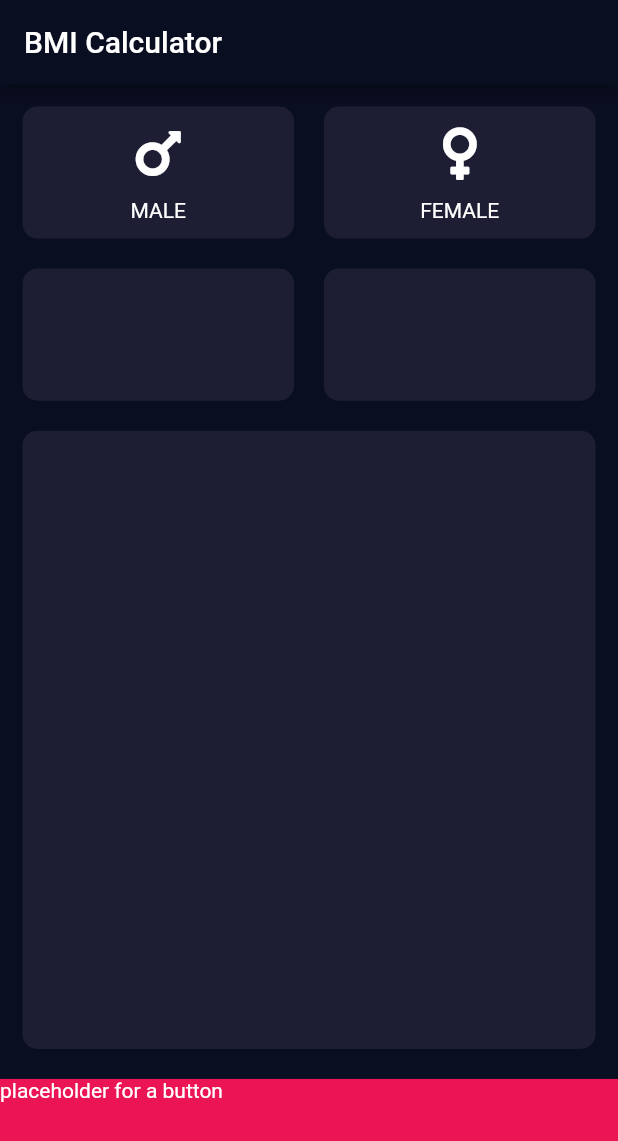
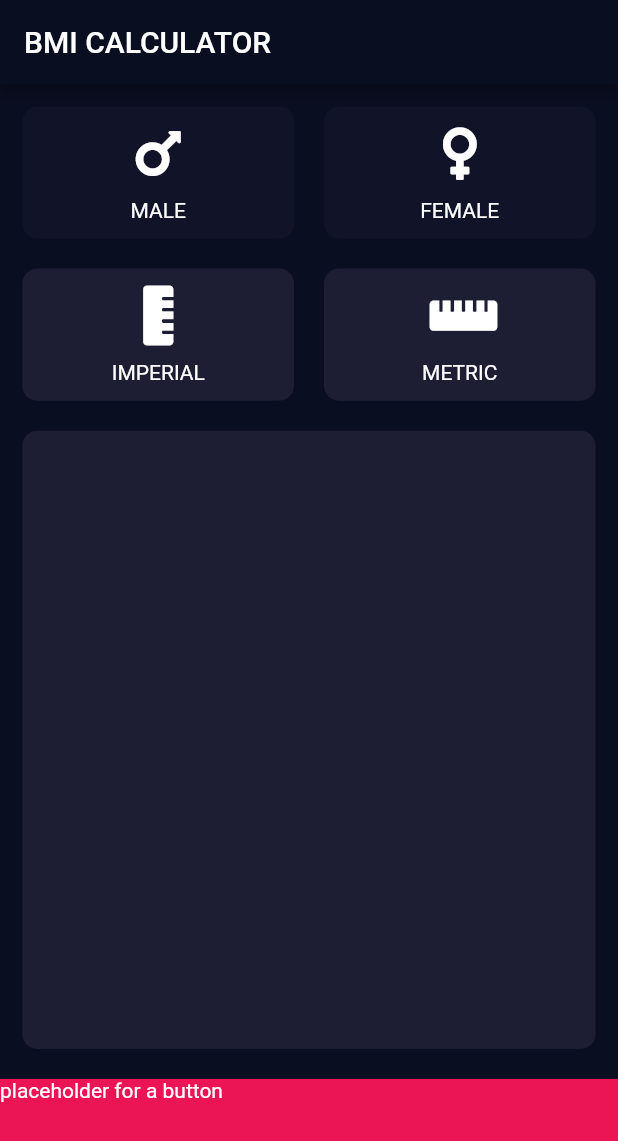
Before and after one commit to github-armin/flutter-bmi-calculator, a Flutter app: the screen it shows after launch, on a phone screen of 412 x 824 dp. Shown: the top 1141 px of the screen. Run offline on Flutter 3.47's test engine with Material 2 defaults, Android fonts, the phone set to English and light mode, and no system bars; our stand-ins replace font_awesome_flutter.

Commit message:
getting card buttons toggle effect to work

```diff
--- a/lib/constants.dart
+++ b/lib/constants.dart
@@ -3,10 +3,19 @@ import 'package:flutter/material.dart';
 const double kCardWrapperPadding = 10.0;
 const double kCardWrapperMargin = 10.0;
 const double kCardWrapperBorderRadius = 10.0;
+const Color kCardWrapperBgColor = Color(0xFF1D1E33);
+
 const double kScreenPadding = kCardWrapperMargin / 2;
+
+const Color kSubmitButtonColor = Color(0xFFEB1555);
+
+const double kCardButtonIconSize = 40.0;
+const Color kCardButtonIconColorActive = Colors.white;
+const Color kCardButtonIconColorInactive = Color(0xFF8D8E98);
+const Color kCardButtonLabelColorActive = Colors.white;
+const Color kCardButtonLabelColorInactive = Color(0xFF8D8E98);
+const Color kCardButtonBgColorActive = kCardWrapperBgColor;
+const Color kCardButtonBgColorInactive = Color(0xFF111328);
 const double kCardButtonSpacerHeight = 10.0;
-const Color kCardWrapperBgColor = Color(0xFF1D1E33);
-const Color kSubmitButtonColor = Color(0xFFEB1555);
-const double kCardButtonIconSize = 40.0;
-const Color kCardButtonIconColor = Colors.white;
-const TextStyle kCardButtonLabelStyle = TextStyle();
+
+enum Gender{ male, female }
--- a/lib/screens/input_screen.dart
+++ b/lib/screens/input_screen.dart
@@ -4,12 +4,18 @@ import 'package:bmi_calc/widgets/card_wrapper.dart';
 import 'package:bmi_calc/widgets/card_button.dart';
 import 'package:bmi_calc/constants.dart';
 
-class InputScreen extends StatelessWidget {
+class InputScreen extends StatefulWidget {
+  @override
+  _InputScreenState createState() => _InputScreenState();
+}
+
+class _InputScreenState extends State<InputScreen> {
+  Gender gender;
   @override
   Widget build(BuildContext context) {
     return Scaffold(
       appBar: AppBar(
-        title: Text('BMI Calculator')
+        title: Text('BMI CALCULATOR')
       ),
       body: Column(
         crossAxisAlignment: CrossAxisAlignment.stretch,
@@ -29,15 +35,21 @@ class InputScreen extends StatelessWidget {
                         Expanded(
                           child: CardButton(
                             icon: FontAwesomeIcons.mars,
-                            bgColor: kCardWrapperBgColor,
+                            bgColor: gender == Gender.male ? kCardButtonBgColorActive : kCardButtonBgColorInactive,
                             label: 'MALE',
+                            onTap: () {
+                              setState(() { gender = Gender.male; });
+                            },
                           ),
                         ),
                         Expanded(
                           child: CardButton(
                             icon: FontAwesomeIcons.venus,
-                            bgColor: kCardWrapperBgColor,
+                            bgColor: gender == Gender.female ? kCardButtonBgColorActive : kCardButtonBgColorInactive,
                             label: 'FEMALE',
+                            onTap: () {
+                              setState(() { gender = Gender.female; });
+                            },
                           ),
                         ),
                       ],
@@ -49,15 +61,17 @@ class InputScreen extends StatelessWidget {
                       mainAxisAlignment: MainAxisAlignment.center,
                       children: <Widget>[
                         Expanded(
-                          child: CardWrapper(
-//                    child: Column(),
+                          child: CardButton(
+                            icon: FontAwesomeIcons.rulerVertical,
                             bgColor: kCardWrapperBgColor,
+                            label: 'IMPERIAL',
                           ),
                         ),
                         Expanded(
-                          child: CardWrapper(
-//                    child: Container(),
+                          child: CardButton(
+                            icon: FontAwesomeIcons.rulerHorizontal,
                             bgColor: kCardWrapperBgColor,
+                            label: 'METRIC',
                           ),
                         ),
                       ],
--- a/lib/widgets/card_button.dart
+++ b/lib/widgets/card_button.dart
@@ -28,12 +28,17 @@ class CardButton extends StatelessWidget {
                 Icon(
                   icon,
                   size: kCardButtonIconSize,
-                  color: kCardButtonIconColor,
+                  color: kCardButtonIconColorActive,
                 ),
                 SizedBox(
                   height: kCardButtonSpacerHeight,
                 ),
-                Text(label, style: kCardButtonLabelStyle,)
+                Text(
+                  label,
+                  style: TextStyle(
+                    color: Colors.white,
+                  ),
+                )
               ],
             )
         )
```
